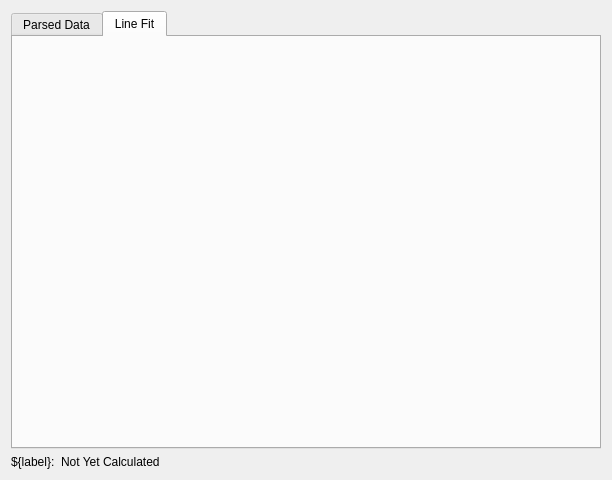
Before: the Qt Designer form gui/results.ui in ssoham/Q0Measurement, drawn with Qt 5.
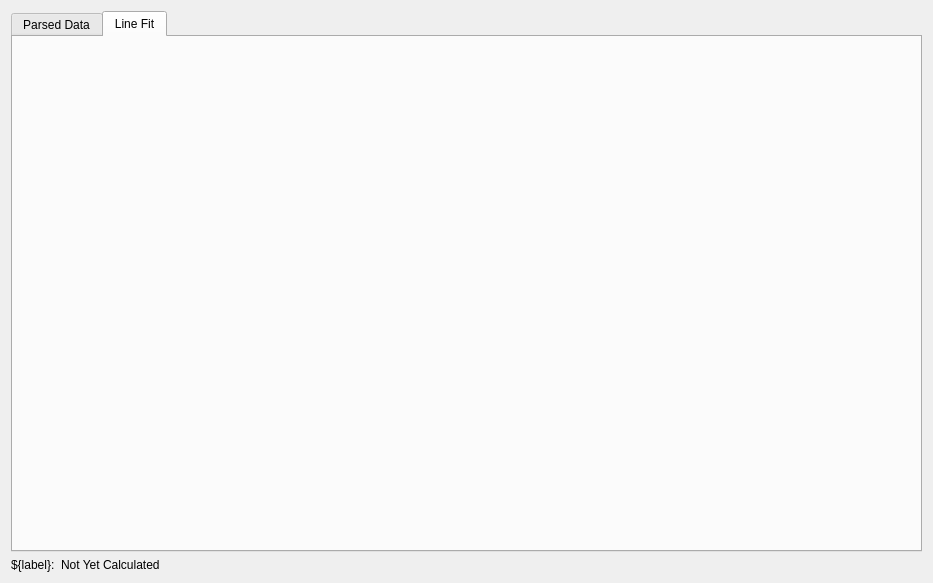
After: the same form once the commit is applied. The open tabs and pages were chosen to show the change.

Patch:
```diff
--- a/gui/results.ui
+++ b/gui/results.ui
@@ -6,8 +6,8 @@
    <rect>
     <x>0</x>
     <y>0</y>
-    <width>612</width>
-    <height>480</height>
+    <width>933</width>
+    <height>583</height>
    </rect>
   </property>
   <property name="windowTitle">
```
Left out of the diff: 8 changed lines with no effect on the pictures.
